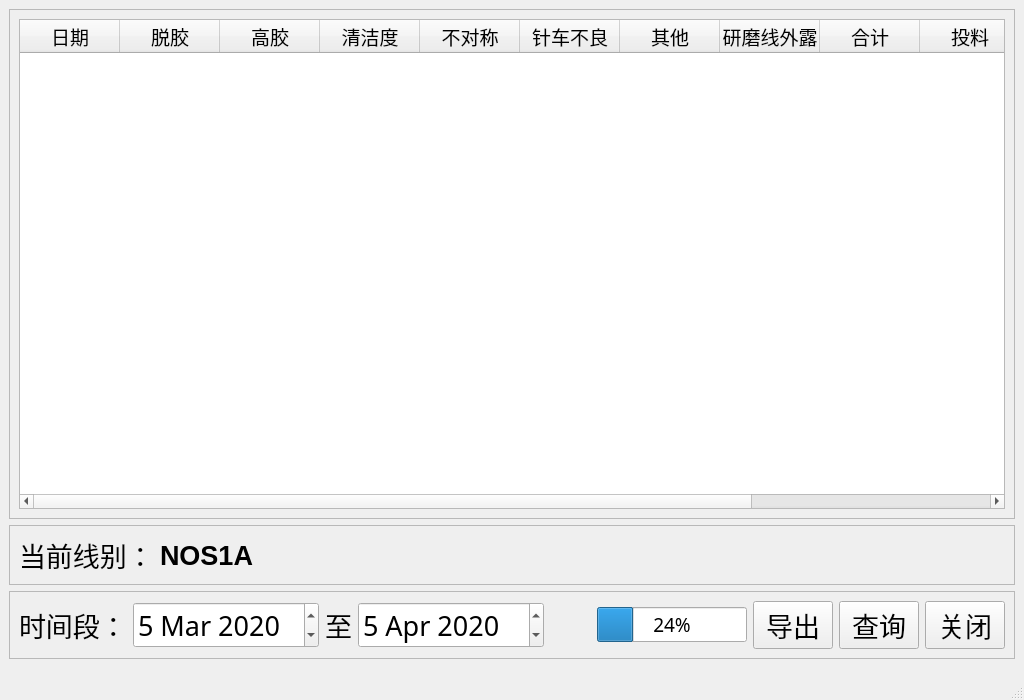
clang2you/packing_defective, file qt5_proj/monthlyDefStasticForm.ui: the form before one commit.
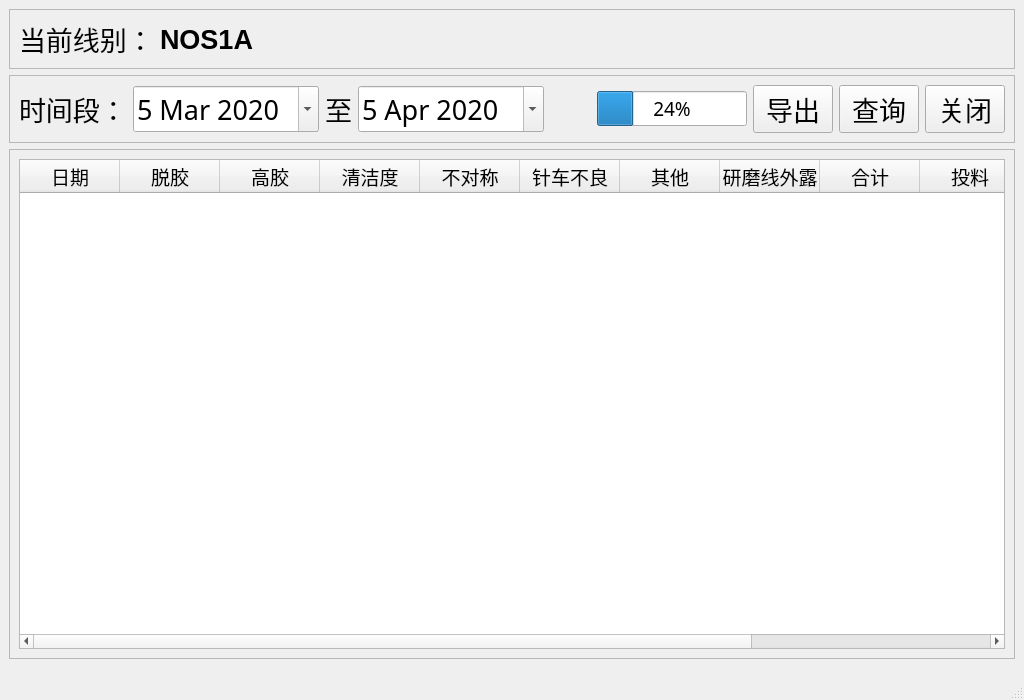
The form after the commit.

```diff
--- a/qt5_proj/monthlyDefStasticForm.ui
+++ b/qt5_proj/monthlyDefStasticForm.ui
@@ -21,100 +21,6 @@
   </property>
   <widget class="QWidget" name="centralwidget">
    <layout class="QVBoxLayout" name="verticalLayout">
-    <item>
-     <widget class="QFrame" name="frame">
-      <property name="frameShape">
-       <enum>QFrame::StyledPanel</enum>
-      </property>
-      <property name="frameShadow">
-       <enum>QFrame::Raised</enum>
-      </property>
-      <layout class="QHBoxLayout" name="horizontalLayout">
-       <item>
-        <widget class="QTableWidget" name="tableWidget">
-         <property name="minimumSize">
-          <size>
-           <width>986</width>
-           <height>0</height>
-          </size>
-         </property>
-         <property name="maximumSize">
-          <size>
-           <width>986</width>
-           <height>16777215</height>
-          </size>
-         </property>
-         <property name="font">
-          <font>
-           <family>Microsoft YaHei UI Light</family>
-           <pointsize>14</pointsize>
-          </font>
-         </property>
-         <column>
-          <property name="text">
-           <string>日期</string>
-          </property>
-         </column>
-         <column>
-          <property name="text">
-           <string>脱胶</string>
-          </property>
-         </column>
-         <column>
-          <property name="text">
-           <string>高胶</string>
-          </property>
-         </column>
-         <column>
-          <property name="text">
-           <string>清洁度</string>
-          </property>
-         </column>
-         <column>
-          <property name="text">
-           <string>不对称</string>
-          </property>
-         </column>
-         <column>
-          <property name="text">
-           <string>针车不良</string>
-          </property>
-         </column>
-         <column>
-          <property name="text">
-           <string>其他</string>
-          </property>
-         </column>
-         <column>
-          <property name="text">
-           <string>研磨线外露</string>
-          </property>
-         </column>
-         <column>
-          <property name="text">
-           <string>合计</string>
-          </property>
-         </column>
-         <column>
-          <property name="text">
-           <string>投料</string>
-          </property>
-         </column>
-         <column>
-          <property name="text">
-           <string>回收率</string>
-          </property>
-         </column>
-         <column>
-          <property name="text">
-           <string>包装</string>
-          </property>
-         </column>
-        </widget>
-       </item>
-      </layout>
-     </widget>
-    </item>
     <item>
      <widget class="QFrame" name="frame_2">
       <property name="minimumSize">
@@ -217,6 +123,9 @@
            <day>5</day>
           </datetime>
          </property>
+         <property name="calendarPopup">
+          <bool>true</bool>
+         </property>
         </widget>
        </item>
        <item>
@@ -248,6 +157,9 @@
            <day>5</day>
           </datetime>
          </property>
+         <property name="calendarPopup">
+          <bool>true</bool>
+         </property>
         </widget>
        </item>
        <item>
@@ -324,6 +236,100 @@
       </layout>
      </widget>
     </item>
+    <item>
+     <widget class="QFrame" name="frame">
+      <property name="frameShape">
+       <enum>QFrame::StyledPanel</enum>
+      </property>
+      <property name="frameShadow">
+       <enum>QFrame::Raised</enum>
+      </property>
+      <layout class="QHBoxLayout" name="horizontalLayout">
+       <item>
+        <widget class="QTableWidget" name="tableWidget">
+         <property name="minimumSize">
+          <size>
+           <width>986</width>
+           <height>0</height>
+          </size>
+         </property>
+         <property name="maximumSize">
+          <size>
+           <width>986</width>
+           <height>16777215</height>
+          </size>
+         </property>
+         <property name="font">
+          <font>
+           <family>Microsoft YaHei UI Light</family>
+           <pointsize>14</pointsize>
+          </font>
+         </property>
+         <column>
+          <property name="text">
+           <string>日期</string>
+          </property>
+         </column>
+         <column>
+          <property name="text">
+           <string>脱胶</string>
+          </property>
+         </column>
+         <column>
+          <property name="text">
+           <string>高胶</string>
+          </property>
+         </column>
+         <column>
+          <property name="text">
+           <string>清洁度</string>
+          </property>
+         </column>
+         <column>
+          <property name="text">
+           <string>不对称</string>
+          </property>
+         </column>
+         <column>
+          <property name="text">
+           <string>针车不良</string>
+          </property>
+         </column>
+         <column>
+          <property name="text">
+           <string>其他</string>
+          </property>
+         </column>
+         <column>
+          <property name="text">
+           <string>研磨线外露</string>
+          </property>
+         </column>
+         <column>
+          <property name="text">
+           <string>合计</string>
+          </property>
+         </column>
+         <column>
+          <property name="text">
+           <string>投料</string>
+          </property>
+         </column>
+         <column>
+          <property name="text">
+           <string>回收率</string>
+          </property>
+         </column>
+         <column>
+          <property name="text">
+           <string>包装</string>
+          </property>
+         </column>
+        </widget>
+       </item>
+      </layout>
+     </widget>
+    </item>
    </layout>
   </widget>
   <widget class="QMenuBar" name="menubar">
```
